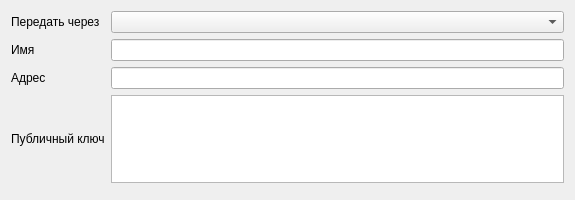
Before: the Qt Designer form gui/src/widgets/contactwidget.ui in sqglobe/SecureDialogues, drawn with Qt 5.
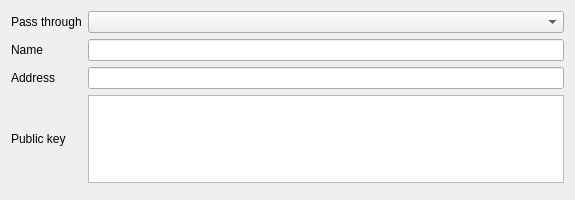
After: the same form once the commit is applied.

```diff
--- a/gui/src/widgets/contactwidget.ui
+++ b/gui/src/widgets/contactwidget.ui
@@ -17,14 +17,14 @@
    <item row="0" column="0">
     <widget class="QLabel" name="label">
      <property name="text">
-      <string>Передать через</string>
+      <string>Pass through</string>
      </property>
     </widget>
    </item>
    <item row="1" column="0">
     <widget class="QLabel" name="label_2">
      <property name="text">
-      <string>Имя</string>
+      <string>Name</string>
      </property>
     </widget>
    </item>
@@ -34,7 +34,7 @@
    <item row="2" column="0">
     <widget class="QLabel" name="label_3">
      <property name="text">
-      <string>Адрес</string>
+      <string>Address</string>
      </property>
     </widget>
    </item>
@@ -88,7 +88,7 @@
       </sizepolicy>
      </property>
      <property name="text">
-      <string>Публичный ключ</string>
+      <string>Public key</string>
      </property>
     </widget>
    </item>
```
Left out of the diff: 21 changed lines with no effect on the pictures.
